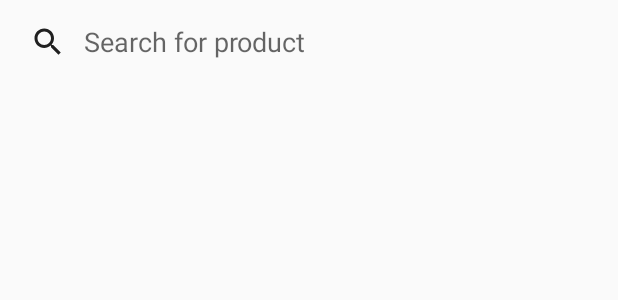
After one commit to rravii/andro-eco, an Android app: the layout activity_search.xml on its own in the app's theme, with its tools: preview values and no code run, on a phone screen of 412 x 824 dp. The commit adds this screen. Shown: the top 300 px of the screen. Run offline under Robolectric (Android 15) with nearby library versions, the phone set to English and light mode, and no system bars.

Commit message:
search_104

```diff
--- a/app/src/main/AndroidManifest.xml
+++ b/app/src/main/AndroidManifest.xml
@@ -15,7 +15,8 @@
         android:roundIcon="@mipmap/app_round_icon"
         android:supportsRtl="true"
         android:theme="@style/AppTheme">
-        <activity android:name=".UpdateUserInfoActivity"></activity>
+        <activity android:name=".SearchActivity"></activity>
+        <activity android:name=".UpdateUserInfoActivity" />
         <activity android:name=".OTPverificationActivity" />
         <activity android:name=".ViewAllActivity" />
         <activity android:name=".MyAddressesActivity" />
--- a/app/src/main/java/com/example/myecommerce/CategoryActivity.java
+++ b/app/src/main/java/com/example/myecommerce/CategoryActivity.java
@@ -6,6 +6,7 @@ import androidx.appcompat.widget.Toolbar;
 import androidx.recyclerview.widget.LinearLayoutManager;
 import androidx.recyclerview.widget.RecyclerView;
 
+import android.content.Intent;
 import android.os.Bundle;
 import android.view.Menu;
 import android.view.MenuItem;
@@ -101,7 +102,8 @@ public class CategoryActivity extends AppCompatActivity {
         int id = item.getItemId();
 
         if(id == R.id.main_search_icon){
-            ///todo: search
+            Intent searchIntent = new Intent(this, SearchActivity.class);
+            startActivity(searchIntent);
             return true;
         }else if(id == android.R.id.home){ // back arrow key id when entered in category
             finish();
--- a/app/src/main/java/com/example/myecommerce/MainActivity.java
+++ b/app/src/main/java/com/example/myecommerce/MainActivity.java
@@ -281,7 +281,8 @@ public class MainActivity extends AppCompatActivity
         int id = item.getItemId();
 
         if(id == R.id.main_search_icon){
-            ///todo: search
+            Intent searchIntent = new Intent(this, SearchActivity.class);
+            startActivity(searchIntent);
             return true;
         }else if(id == R.id.main_notification_icon){
             ///todo: notification
--- a/app/src/main/java/com/example/myecommerce/UpdateInfoFragment.java
+++ b/app/src/main/java/com/example/myecommerce/UpdateInfoFragment.java
@@ -396,9 +396,8 @@ public class UpdateInfoFragment extends Fragment {
             public void onComplete(@NonNull Task<Void> task) {
                 if (task.isSuccessful()){
                     if (updateData.size() > 1){
-                        DBqueries.email = nameField.getText().toString().trim();
+                        DBqueries.email = emailField.getText().toString().trim();
                         DBqueries.fullname = nameField.getText().toString().trim();
-
                     }else {
                         DBqueries.fullname = nameField.getText().toString().trim();
                     }
--- /dev/null
+++ b/app/src/main/res/layout/activity_search.xml
@@ -0,0 +1,51 @@
+<?xml version="1.0" encoding="utf-8"?>
+<androidx.constraintlayout.widget.ConstraintLayout xmlns:android="http://schemas.android.com/apk/res/android"
+    xmlns:app="http://schemas.android.com/apk/res-auto"
+    xmlns:tools="http://schemas.android.com/tools"
+    android:layout_width="match_parent"
+    android:layout_height="match_parent"
+    tools:context=".SearchActivity">
+
+    <androidx.appcompat.widget.Toolbar
+        android:id="@+id/toolbar"
+        android:layout_width="0dp"
+        android:layout_height="?attr/actionBarSize"
+        android:theme="?attr/actionBarTheme"
+        app:contentInsetStart="0dp"
+        app:layout_constraintEnd_toEndOf="parent"
+        app:layout_constraintStart_toStartOf="parent"
+        app:layout_constraintTop_toTopOf="parent">
+
+        <androidx.appcompat.widget.SearchView
+            android:id="@+id/search_view"
+            android:layout_width="match_parent"
+            android:layout_height="match_parent"
+            app:iconifiedByDefault="false"
+            app:defaultQueryHint="Search for product"/>
+
+    </androidx.appcompat.widget.Toolbar>
+
+    <TextView
+        android:id="@+id/textview"
+        android:layout_width="wrap_content"
+        android:layout_height="wrap_content"
+        android:layout_marginTop="36dp"
+        android:layout_marginStart="8dp"
+        android:layout_marginEnd="8dp"
+        android:text="product not found!"
+        android:visibility="gone"
+        app:layout_constraintEnd_toEndOf="parent"
+        app:layout_constraintStart_toStartOf="parent"
+        app:layout_constraintTop_toBottomOf="@+id/toolbar" />
+
+    <androidx.recyclerview.widget.RecyclerView
+        android:id="@+id/recycler_view"
+        android:layout_width="0dp"
+        android:layout_height="0dp"
+        android:visibility="gone"
+        android:background="@color/colorAccent"
+        app:layout_constraintBottom_toBottomOf="parent"
+        app:layout_constraintEnd_toEndOf="parent"
+        app:layout_constraintStart_toStartOf="parent"
+        app:layout_constraintTop_toBottomOf="@+id/toolbar" />
+</androidx.constraintlayout.widget.ConstraintLayout>
```
Also changed, not shown: app/src/main/java/com/example/myecommerce/ProductDetailsActivity.java (+14 -1 lines), app/src/main/java/com/example/myecommerce/SearchActivity.java (added, +172 -0 lines), app/src/main/java/com/example/myecommerce/WishlistAdapter.java (+20 -0 lines), app/src/main/java/com/example/myecommerce/WishlistModel.java (+11 -0 lines).
